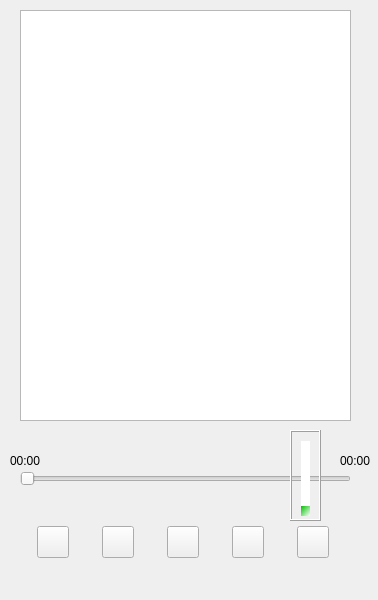
Old version of the form project/MusicPlayer/widget.ui in the repository chen-arrow/project2.
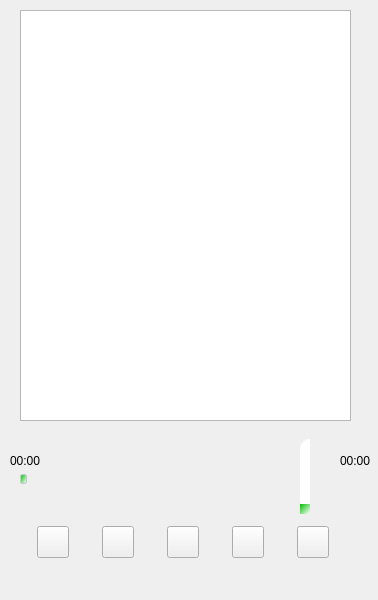
New version of the form. Icons and pictures are not drawn.

Commit message: 音量调节去框，美化进度条

The edit to the form file:
```diff
--- a/project/MusicPlayer/widget.ui
+++ b/project/MusicPlayer/widget.ui
@@ -184,6 +184,54 @@
      <height>18</height>
     </rect>
    </property>
+   <property name="styleSheet">
+    <string notr="true">QSlider::groove:horizontal {
+border: 0px solid #bbb;
+}
+
+/*1.滑动过的槽设计参数*/
+QSlider::sub-page:horizontal {
+background: qlineargradient(spread:pad, x1:0, y1:0, x2:1, y2:1, stop:0 rgba(16, 181, 140, 255), stop:1 rgba(255, 255, 255, 255));
+border-radius: 2px;
+margin-top:8px;
+margin-bottom:8px;
+}
+
+/*2.未滑动过的槽设计参数*/
+QSlider::add-page:horizontal {
+background: rgb(255,255, 255);
+border: 0px solid #777;
+border-radius: 2px;
+margin-top:9px;
+margin-bottom:9px;
+}
+ 
+/*3.平时滑动的滑块设计参数*/
+QSlider::handle:horizontal {
+/*滑块颜色*/
+background:qlineargradient(spread:pad, x1:0, y1:0, x2:1, y2:1, stop:0 rgba(0, 191, 0, 255), stop:1 rgba(255, 255, 255, 255));
+/*滑块的宽度*/
+width: 5px;
+border: 1px solid rgb(193,204,208);
+border-radius: 2px; 
+
+margin-top:4px;
+
+margin-bottom:4px;
+}
+
+/*4.手动拉动时显示的滑块设计参数*/
+QSlider::handle:horizontal:hover {
+
+background: qlineargradient(spread:pad, x1:0, y1:0, x2:1, y2:1, stop:0 rgba(0, 191, 0, 255), stop:1 rgba(255, 255, 255, 255));
+width: 10px;
+border: 1px solid rgb(193,204,208);
+border-radius: 5px; 
+margin-top:2px;
+margin-bottom:2px;
+}
+</string>
+   </property>
    <property name="orientation">
     <enum>Qt::Horizontal</enum>
    </property>
@@ -245,7 +293,7 @@
     </rect>
    </property>
    <property name="frameShape">
-    <enum>QFrame::Box</enum>
+    <enum>QFrame::NoFrame</enum>
    </property>
    <property name="frameShadow">
     <enum>QFrame::Raised</enum>
```
The commit also changes 1 other file.
